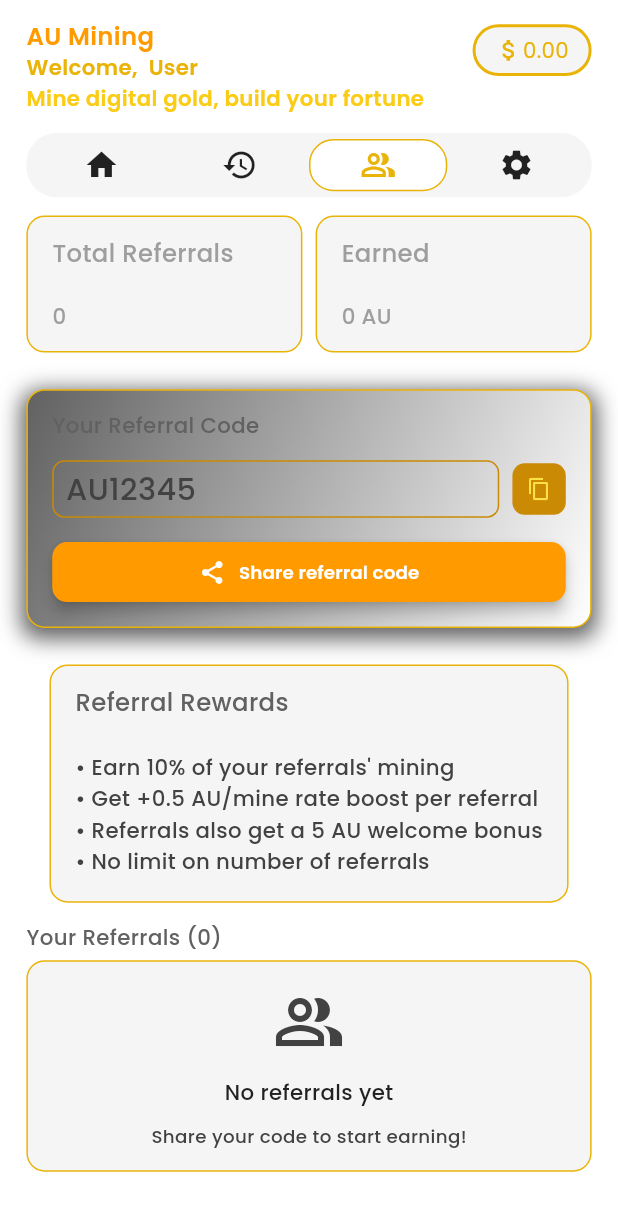
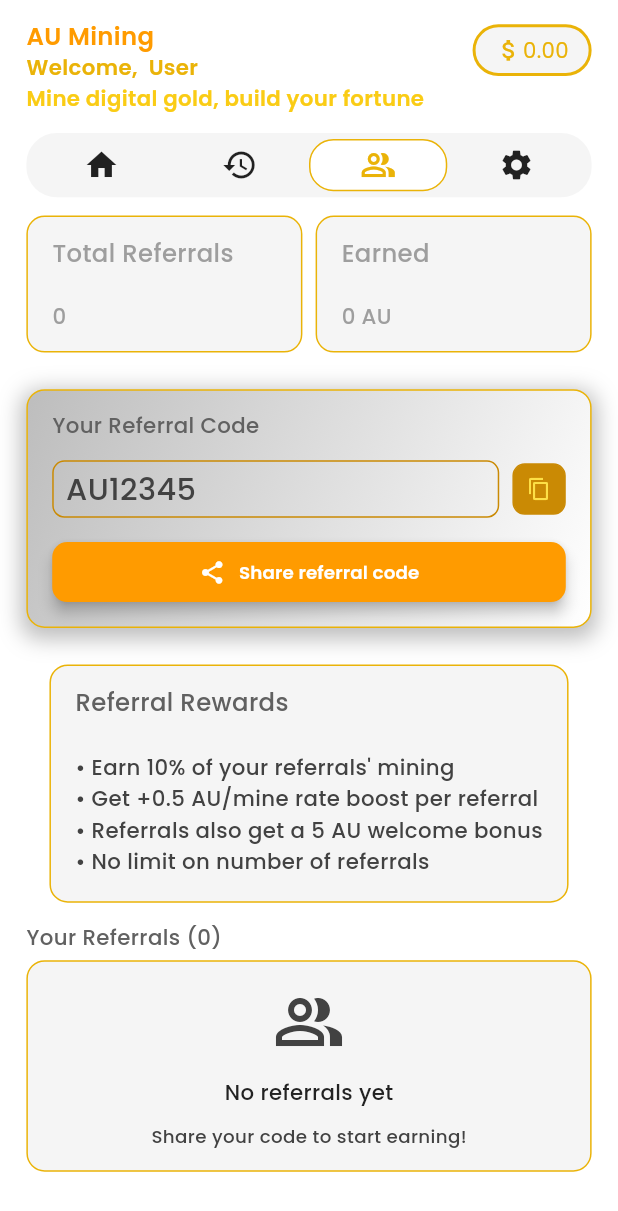
Before and after one commit to talhamehtab2014/mining_app, a Flutter app: the BottomNavigationView screen opened by its route, after a tap on the "history" icon, after a tap on the "people alt" icon, on a phone screen of 412 x 824 dp. Shown: the top 1211 px of the screen. Run offline on Flutter 3.47's test engine with Material 3 defaults, Android fonts, the light colour scheme and no system bars; drawn by our look-alikes of auto_size_text; our stand-ins replace connectivity_plus, dio, firebase_core, flutter_screenutil, font_awesome_flutter, freezed_annotation and 6 more; accounts and stored records are empty; generated files the repository leaves out were written again.

Commit message:
refactor: update padding in UI components for consistency
- Adjusted padding in `BottomNavigationView`, `ReferralView`, and theme data to ensure uniform spacing across various widgets.
- Updated `onPrimaryContainer` color in theme data for improved accessibility and visual consistency.

```diff
--- a/lib/src/core/resource/theme/theme_data.dart
+++ b/lib/src/core/resource/theme/theme_data.dart
@@ -44,7 +44,7 @@ ThemeData _createLightThemeData(Palette palette) {
       onSecondaryFixed: Colors.grey.shade800,
       onSecondaryFixedVariant: Colors.grey.shade700,
       onTertiary: Colors.grey.shade800,
-      onPrimaryContainer: Colors.grey.shade700,
+      onPrimaryContainer: Colors.grey.shade400,
     ),
     scaffoldBackgroundColor: palette.background,
     dividerColor: palette.divider,
--- a/lib/src/presentation/post_login/bottom_navigation/bottom_navigation.dart
+++ b/lib/src/presentation/post_login/bottom_navigation/bottom_navigation.dart
@@ -106,35 +106,35 @@ class _BottomNavigationViewState extends State<BottomNavigationView> {
                         ),
                       ),
                     ],
-                  ),
+                  ).paddingSymmetric(horizontal: 16.w),
                   6.verticalSpace,
                   CommonLabelTextWidget(
                     text: AppStrings.mineGoldBuildFortune,
                     fontWeight: FontWeight.w600,
                     fontSize: 14.sp,
                     textColor: R.palette.yellow400,
-                  ),
+                  ).paddingSymmetric(horizontal: 16.w),
                   16.verticalSpace,
-                  tabBarWidget(controller),
+                  tabBarWidget(controller).paddingSymmetric(horizontal: 16.w),
                   12.verticalSpace,
                   Expanded(
                     child: controller.state.when(
                       homeState: () {
-                        return HomeView();
+                        return HomeView().paddingSymmetric(horizontal: 16.w);
                       },
                       referralState: () {
                         return ReferralView();
                       },
                       historyState: () {
-                        return HistoryView();
+                        return HistoryView().paddingSymmetric(horizontal: 16.w);
                       },
                       settingsState: () {
-                        return ProfileView();
+                        return ProfileView().paddingSymmetric(horizontal: 16.w);
                       },
                     ),
                   ),
                 ],
-              ).paddingSymmetric(horizontal: 16.w, vertical: 16.h);
+              ).paddingSymmetric(vertical: 16.h);
             },
           ),
         ),
--- a/lib/src/presentation/post_login/reffrals/refferal.dart
+++ b/lib/src/presentation/post_login/reffrals/refferal.dart
@@ -37,17 +37,20 @@ class ReferralView extends GetView<ReferralViewModel> {
                   ),
                 ),
               ],
-            ),
+            ).paddingSymmetric(horizontal: 16.w),
             16.verticalSpace,
-            referralCodeWidget(context),
+            referralCodeWidget(context).paddingSymmetric(horizontal: 16.w),
             24.verticalSpace,
             referralInfoCard(
               context,
               AppStrings.referralRewards,
               AppStrings.referralRewardsDetails,
-            ),
+            ).paddingSymmetric(horizontal: 16.w),
             16.verticalSpace,
-            yourReferralCard(context, '${AppStrings.yourReferrals}(0)'),
+            yourReferralCard(
+              context,
+              '${AppStrings.yourReferrals}(0)',
+            ).paddingSymmetric(horizontal: 16.w),
           ],
         ),
       ),
```
